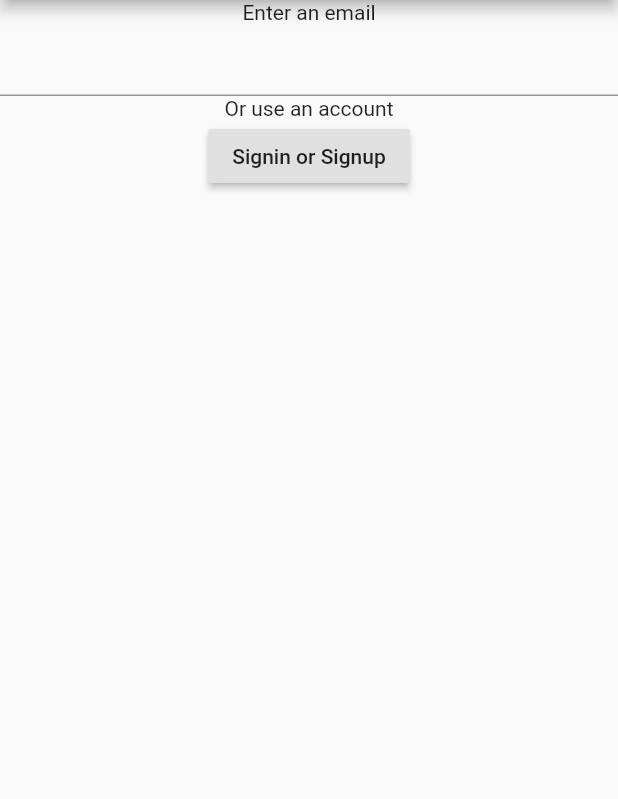
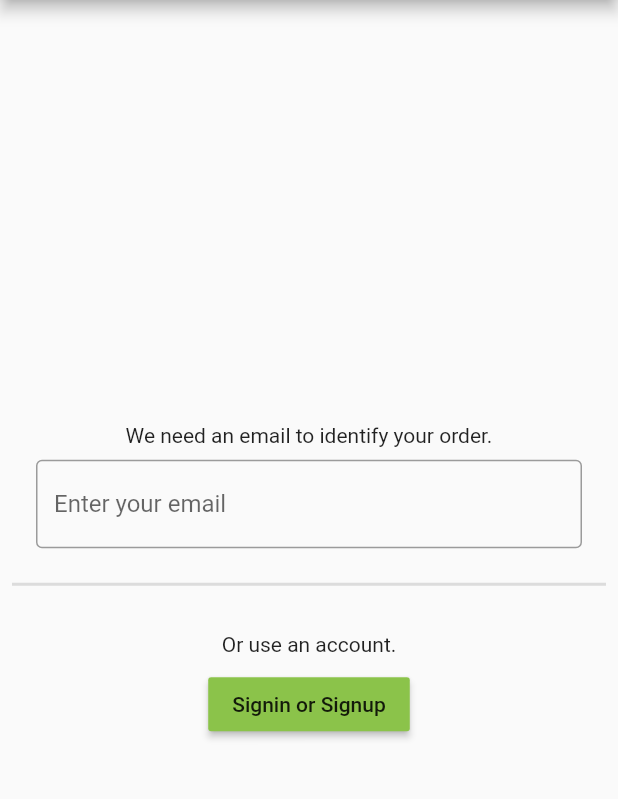
Before and after one commit to GrandSchtroumpf/veggie-market-flutter, a Flutter app: the OrderPage screen opened directly, on a phone screen of 412 x 824 dp, the part 84-883 px from its top. Run offline on Flutter 3.47's test engine with Material 2 defaults, Android fonts, the phone set to English and light mode, and no system bars; our stand-ins replace badges, cloud_firestore, firebase_auth, firebase_core, firebase_storage, flutter_svg and 2 more; accounts and stored records are empty; statements that could not run were skipped.

Commit message:
Imporve order UI + service query

```diff
--- a/lib/dashboard/list.dart
+++ b/lib/dashboard/list.dart
@@ -11,7 +11,7 @@ class ProductList extends StatelessWidget {
     return AuthShell(
       title: 'Dashboard',
       body: StreamBuilder<List<Product>>(
-        stream: service.valueChanges(),
+        stream: service.valueChanges((ref) => ref),
         builder: (context, snapshot) {
           if (snapshot.hasError) {
             return Text('An error occured ' + snapshot.error.toString());
--- a/lib/market/list.dart
+++ b/lib/market/list.dart
@@ -14,7 +14,9 @@ class MarketList extends StatelessWidget {
     return AuthShell(
       title: 'Market',
       body: StreamBuilder<List<Product>>(
-        stream: service.valueChanges(),
+        stream: service.valueChanges((ref) {
+          return ref.where('stock', isGreaterThan: 0);
+        }),
         builder: (context, snapshot) {
           if (snapshot.hasError) {
             return Text('An error occured ' + snapshot.error.toString());
--- a/lib/market/order.dart
+++ b/lib/market/order.dart
@@ -4,18 +4,48 @@ import '../auth/login.dart';
 class OrderPage extends StatelessWidget {
   @override
   Widget build(BuildContext context) {
+    String email;
     return Scaffold(
       appBar: AppBar(title: Text('Order')),
-      body: Column(
+      body: Padding(
+        padding: const EdgeInsets.all(8.0),
+        child: Column(
+          mainAxisAlignment: MainAxisAlignment.center,
+          crossAxisAlignment: CrossAxisAlignment.center,
           children: [
-          Text('Enter an email'),
+            Container(
+              margin: const EdgeInsets.all(16.0),
+              child: Column(
+                children: [
+                  Padding(
+                    padding: const EdgeInsets.all(8.0),
+                    child: Text('We need an email to identify your order.'),
+                  ),
                   TextFormField(
-            initialValue: '',
+                    keyboardType: TextInputType.emailAddress,
+                    onChanged: (String value) => email = value,
+                    decoration: InputDecoration(
+                      labelText: 'Enter your email',
+                      hintText: 'email used to retrieve your order.',
+                      border: new OutlineInputBorder(),
                     ),
-          Text('Or use an account'),
+                  ),
+                ],
+              ),
+            ),
+            Divider(thickness: 2.0),
+            Container(
+              margin: const EdgeInsets.all(16.0),
+              child: Column(
+                children: [
+                  Padding(
+                    padding: const EdgeInsets.all(8.0),
+                    child: Text('Or use an account.'),
+                  ),
                   RaisedButton(
+                    color: Theme.of(context).accentColor,
                     onPressed: () async {
-              String email = await showDialog(
+                      email = await showDialog(
                         context: context,
                         builder: (context) => Login(),
                       );
@@ -24,8 +54,12 @@ class OrderPage extends StatelessWidget {
                       }
                     },
                     child: Text('Signin or Signup'),
+                  ),
+                ],
+              ),
             )
           ],
+        ),
       ),
     );
   }
--- a/lib/order/bucket.dart
+++ b/lib/order/bucket.dart
@@ -54,7 +54,9 @@ class Bucket {
         builder: (context) => OrderPage(),
       );
     }
-    if (email == null) {}
+    if (email == null) {
+      return null;
+    }
     final List<OrderItem> orderItems = [];
     items.forEach((key, value) {
       if (value != 0) {
--- a/lib/service.dart
+++ b/lib/service.dart
@@ -52,8 +52,8 @@ class Service<T> {
     return Future.wait(ids.map((id) => getValue(id)));
   }
 
-  Stream<List<T>> valueChanges() {
-    final stream = collection.snapshots();
+  Stream<List<T>> valueChanges(Query Function(CollectionReference) queryFn) {
+    final stream = queryFn(collection).snapshots();
     return stream.map((event) {
       final docs = event.docs;
       docs.removeWhere((s) => !s.exists);
```
Lines whose indentation alone changed are shown as unchanged.
